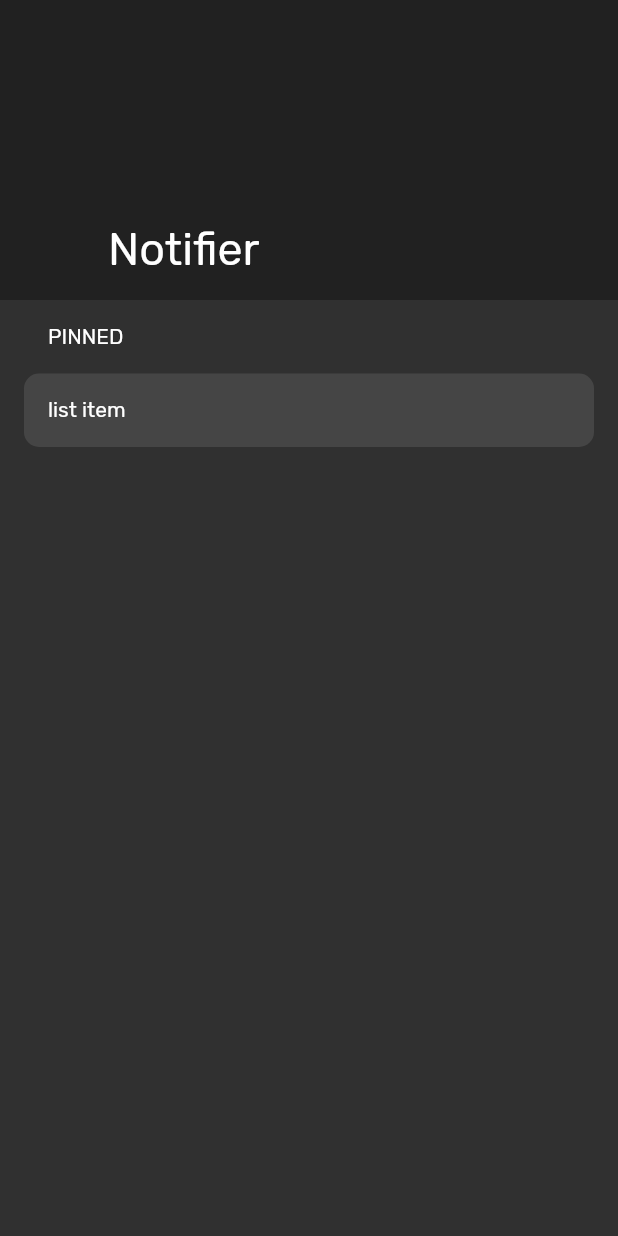
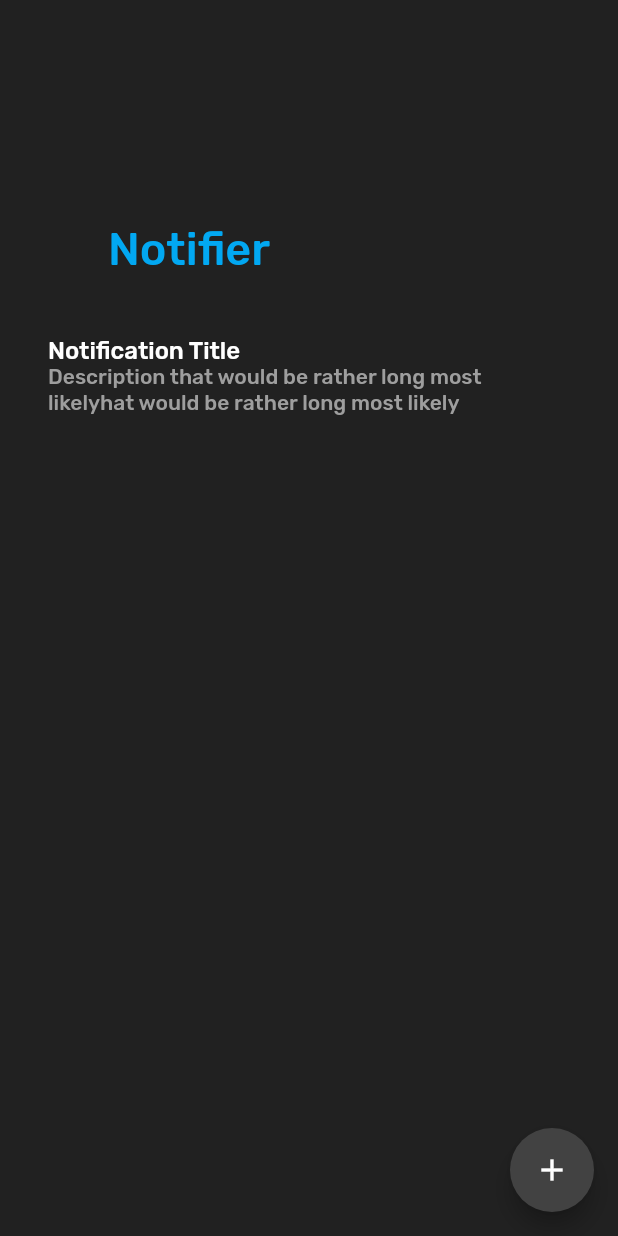
Before and after one commit to probablykasper/notifier, a Flutter app: the screen it shows after launch, on a phone screen of 412 x 824 dp. Run offline on Flutter 3.47's test engine with Material 2 defaults, Android fonts, the phone set to English and light mode, and no system bars.

Commit message:
Restructured and added non-working + button

```diff
--- /dev/null
+++ b/lib/globals.dart
@@ -0,0 +1,6 @@
+import 'package:flutter/material.dart';
+
+class Globals {
+  Globals._();
+  static const Color blue = Color(0xFF000B0FF);
+}
--- a/lib/main.dart
+++ b/lib/main.dart
@@ -1,6 +1,5 @@
 import 'package:flutter/material.dart';
-
-import 'package:notifier/notifier_list.dart';
+import 'package:notifier/notifications_page.dart';
 
 void main() => runApp(App());
 
@@ -9,22 +8,13 @@ class App extends StatelessWidget {
   Widget build(BuildContext context) {
     return MaterialApp(
       title: 'Text Update',
+      debugShowCheckedModeBanner: false,
       theme: ThemeData(
-
         fontFamily: 'Rubik',
         brightness: Brightness.dark,
-        // backgroundColor: Colors.blue,
+        scaffoldBackgroundColor: Colors.grey[900],
       ),
-      home: Scaffold(
-        // appBar: SliverAppBar(
-        //   centerTitle: true,
-        //   title: Text('Text Upper Dapper'),
-        // ),
-        // body: Container(
-        //   child: Text('hey'),
-        // ),
-        body: NotifierList(),
-      ),
+      home: NotificationsPage(),
     );
   }
 }
--- /dev/null
+++ b/lib/notifications_page.dart
@@ -0,0 +1,39 @@
+import 'package:flutter/material.dart';
+import 'package:notifier/notifications_manager.dart';
+import 'package:notifier/globals.dart';
+
+class NotificationsPage extends StatelessWidget {
+  @override
+  Widget build(BuildContext context) {
+    return Scaffold(
+      floatingActionButton: FloatingActionButton(
+        onPressed: () {},
+        child: Icon(Icons.add),
+        foregroundColor: Colors.white,
+        backgroundColor: Colors.grey[800],
+      ),
+      body: CustomScrollView(
+        slivers: <Widget>[
+          const SliverAppBar(
+            pinned: true,
+            // backgroundColor: Colors.black26,
+            floating: false,
+            snap: false,
+            expandedHeight: 200.0,
+            flexibleSpace: FlexibleSpaceBar(
+              title: Text(
+                'Notifier',
+                style: TextStyle(
+                  color: Globals.blue,
+                  fontWeight: FontWeight.w500,
+                ),
+              ),
+              titlePadding: EdgeInsets.only(left: 72, bottom: 16),
+            ),
+          ),
+          NotificationsManager(),
+        ],
+      ),
+    );
+  }
+}
--- a/lib/notifier_item.dart
+++ /dev/null
@@ -1,46 +0,0 @@
-import 'package:flutter/material.dart';
-
-class NotifierItem extends StatelessWidget {
-  @override
-  Widget build(BuildContext context) {
-    // return Container(
-    //   margin: EdgeInsets.all(16.0),
-    //   padding: EdgeInsets.all(16.0),
-    //   decoration: BoxDecoration(
-    //     borderRadius: BorderRadius.all(
-    //       Radius.circular(10),
-    //     ),
-    //     border: Border.all(
-    //       width: 1,
-    //       color: Colors.white24,
-    //     ),
-    //   ),
-    //   child: InkWell(
-    //     onTap: () => print("Someone tapped me and it felt great"),
-    //     child: Text('list item'),
-    //   ),
-    // );
-    return Container(
-      margin: EdgeInsets.all(16.0),
-      // alignment: Alignment.centerLeft,
-      // color: Colors.lightBlue[100 * (index % 9)],
-      child: InkWell(
-          borderRadius: BorderRadius.all(
-            Radius.circular(10),
-          ),
-          onTap: () => print("Someone tapped me and it felt great"),
-          child: Container(
-            decoration: BoxDecoration(
-              borderRadius: BorderRadius.all(
-                Radius.circular(10),
-              ),
-              color: Colors.white10,
-            ),
-            padding: EdgeInsets.all(16.0),
-            child: Text('list item'),
-          )
-          // child: Text('list item'),
-          ),
-    );
-  }
-}
--- a/lib/notifier_list.dart
+++ /dev/null
@@ -1,40 +0,0 @@
-import 'package:flutter/material.dart';
-
-import 'package:notifier/notifier_item.dart';
-
-class NotifierList extends StatelessWidget {
-  @override
-  Widget build(BuildContext context) {
-    return CustomScrollView(
-      slivers: <Widget>[
-        const SliverAppBar(
-          pinned: true,
-          floating: false,
-          snap: false,
-          expandedHeight: 200.0,
-          flexibleSpace: FlexibleSpaceBar(
-            // centerTitle: true,
-            title: Text('Notifier'),
-          ),
-        ),
-        SliverToBoxAdapter(
-          child: Container(
-            margin: EdgeInsets.only(
-              top: 16.0,
-              left: 32.0,
-            ),
-            // padding: EdgeInsets.all(16.0),
-            child: Text('PINNED'),
-          ),
-        ),
-        SliverList(
-          delegate: SliverChildListDelegate(
-            [
-              NotifierItem(),
-            ],
-          ),
-        ),
-      ],
-    );
-  }
-}
--- a/pubspec.yaml
+++ b/pubspec.yaml
@@ -59,6 +59,7 @@ flutter:
     - family: Rubik
       fonts:
         - asset: assets/Rubik/Rubik-Regular.ttf
+        - asset: assets/Rubik/Rubik-Medium.ttf
   #         style: italic
   #   - family: Trajan Pro
   #     fonts:
```
Also changed, not shown: lib/notifications_list.dart (added, +46 -0 lines), lib/notifications_manager.dart (added, +34 -0 lines).
